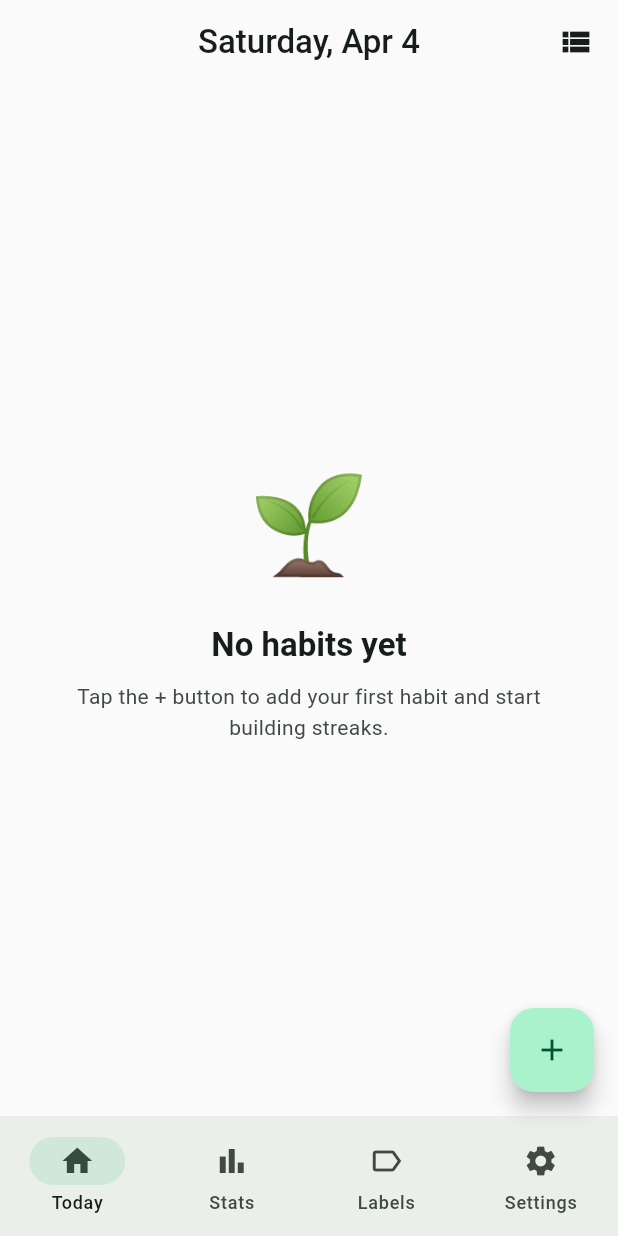
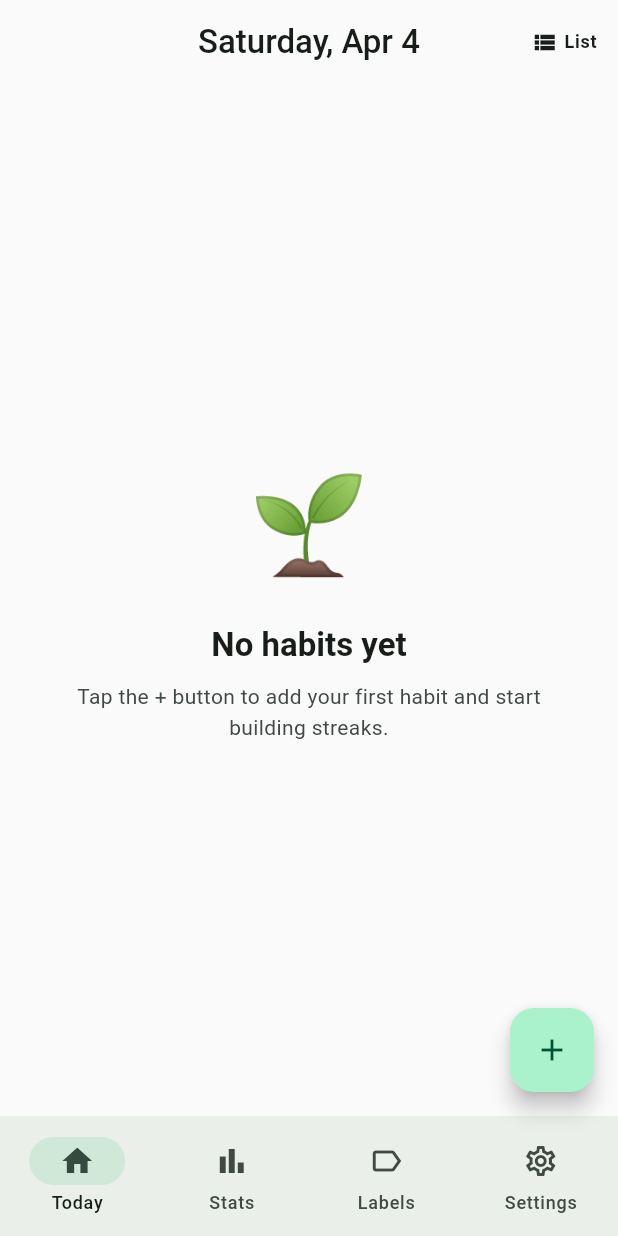
Before and after one commit to aadeshnpn/habitapp, a Flutter app: the HomeScreen screen opened by its route, on a phone screen of 412 x 824 dp. Run offline on Flutter 3.47's test engine with Material 3 defaults, Android fonts, the phone set to English and light mode, and no system bars; our stand-ins replace cloud_firestore, firebase_auth, firebase_core, flutter_local_notifications, flutter_riverpod, go_router and 4 more; accounts and stored records are empty.

Commit message:
fix: add persistent nav bar to all top-level screens; fix layout toggle UX
- Extract shared AppNavBar widget (selectedIcon + go_router navigation)
- Add AppNavBar to Stats (index 1), Labels (index 2), Settings (index 3) —
  previously these screens had no bottom nav so users couldn't switch tabs
- Replace inline NavigationBar in HomeScreen with AppNavBar
- LayoutToggleButton now shows CURRENT layout label ("List"/"Grid"/"Rings")
  next to its icon so the active view is always visible and identifiable;
  tooltip describes where the next tap will navigate

Co-Authored-By: Claude Sonnet 4.6 <noreply@anthropic.com>

```diff
--- a/lib/features/habits/presentation/home_screen.dart
+++ b/lib/features/habits/presentation/home_screen.dart
@@ -14,6 +14,7 @@ import '../domain/layout_preference_provider.dart';
 import 'layouts/card_list_layout.dart';
 import 'layouts/icon_grid_layout.dart';
 import 'layouts/rings_layout.dart';
+import '../../../shared/widgets/app_nav_bar.dart';
 import 'widgets/checkin_bottom_sheet.dart';
 import 'widgets/layout_toggle_button.dart';
 
@@ -317,20 +318,7 @@ class _HomeScreenState extends ConsumerState<HomeScreen> {
         tooltip: 'Add habit',
         child: const Icon(Icons.add),
       ),
-      bottomNavigationBar: NavigationBar(
-        selectedIndex: 0,
-        destinations: const [
-          NavigationDestination(icon: Icon(Icons.home), label: 'Today'),
-          NavigationDestination(icon: Icon(Icons.bar_chart), label: 'Stats'),
-          NavigationDestination(icon: Icon(Icons.label_outline), label: 'Labels'),
-          NavigationDestination(icon: Icon(Icons.settings), label: 'Settings'),
-        ],
-        onDestinationSelected: (i) {
-          if (i == 1) context.go('/stats');
-          if (i == 2) context.go('/labels');
-          if (i == 3) context.go('/settings');
-        },
-      ),
+      bottomNavigationBar: const AppNavBar(currentIndex: 0),
     );
   }
 }
--- a/lib/features/habits/presentation/widgets/layout_toggle_button.dart
+++ b/lib/features/habits/presentation/widgets/layout_toggle_button.dart
@@ -16,8 +16,9 @@ class LayoutToggleButton extends ConsumerWidget {
     }
   }
 
-  static IconData _iconFor(HomeLayout layout) {
-    switch (layout) {
+  // Icon and label describe the NEXT layout (what you'll switch TO).
+  static IconData _iconFor(HomeLayout next) {
+    switch (next) {
       case HomeLayout.cardList:
         return Icons.view_list;
       case HomeLayout.iconGrid:
@@ -27,36 +28,65 @@ class LayoutToggleButton extends ConsumerWidget {
     }
   }
 
-  static String _tooltipFor(HomeLayout layout) {
-    switch (layout) {
+  static String _labelFor(HomeLayout current) {
+    switch (current) {
       case HomeLayout.cardList:
-        return 'Card list view';
+        return 'List';
       case HomeLayout.iconGrid:
-        return 'Icon grid view';
+        return 'Grid';
       case HomeLayout.rings:
-        return 'Rings view';
+        return 'Rings';
+    }
+  }
+
+  static String _tooltipFor(HomeLayout next) {
+    switch (next) {
+      case HomeLayout.cardList:
+        return 'Switch to card list';
+      case HomeLayout.iconGrid:
+        return 'Switch to icon grid';
+      case HomeLayout.rings:
+        return 'Switch to rings view';
     }
   }
 
   @override
   Widget build(BuildContext context, WidgetRef ref) {
     final layoutAsync = ref.watch(layoutPreferenceProvider);
+    final theme = Theme.of(context);
 
     return layoutAsync.when(
-      data: (layout) => IconButton(
-        icon: Icon(_iconFor(layout)),
-        tooltip: _tooltipFor(layout),
-        onPressed: () {
-          final next = _nextLayout(layout);
-          ref.read(layoutPreferenceProvider.notifier).setLayout(next);
-        },
-      ),
-      loading: () => const SizedBox(
-        width: 48,
-        height: 48,
-        child: Center(child: SizedBox(width: 20, height: 20, child: CircularProgressIndicator(strokeWidth: 2))),
-      ),
-      error: (_, __) => const Icon(Icons.view_list),
+      data: (layout) {
+        final next = _nextLayout(layout);
+        return Tooltip(
+          message: _tooltipFor(next),
+          child: InkWell(
+            borderRadius: BorderRadius.circular(20),
+            onTap: () {
+              ref.read(layoutPreferenceProvider.notifier).setLayout(next);
+            },
+            child: Padding(
+              padding: const EdgeInsets.symmetric(horizontal: 10, vertical: 6),
+              child: Row(
+                mainAxisSize: MainAxisSize.min,
+                children: [
+                  Icon(_iconFor(layout), size: 18,
+                      color: theme.colorScheme.onSurface),
+                  const SizedBox(width: 4),
+                  Text(
+                    _labelFor(layout),
+                    style: theme.textTheme.labelMedium?.copyWith(
+                      fontWeight: FontWeight.w600,
+                    ),
+                  ),
+                ],
+              ),
+            ),
+          ),
+        );
+      },
+      loading: () => const SizedBox(width: 48),
+      error: (_, __) => const SizedBox(width: 48),
     );
   }
 }
--- a/lib/features/labels/presentation/labels_screen.dart
+++ b/lib/features/labels/presentation/labels_screen.dart
@@ -2,6 +2,7 @@ import 'package:flutter/material.dart';
 import 'package:flutter_riverpod/flutter_riverpod.dart';
 import 'package:go_router/go_router.dart';
 
+import '../../../shared/widgets/app_nav_bar.dart';
 import '../data/label_model.dart';
 import '../domain/label_providers.dart';
 import '../domain/label_repository.dart';
@@ -25,6 +26,7 @@ class LabelsScreen extends ConsumerWidget {
           ),
         ],
       ),
+      bottomNavigationBar: const AppNavBar(currentIndex: 2),
       body: labelsAsync.when(
         loading: () => const Center(child: CircularProgressIndicator()),
         error: (e, _) => Center(child: Text('Error: $e')),
--- a/lib/features/settings/presentation/settings_screen.dart
+++ b/lib/features/settings/presentation/settings_screen.dart
@@ -3,6 +3,7 @@ import 'package:flutter_riverpod/flutter_riverpod.dart';
 import '../../../features/habits/domain/layout_preference_provider.dart';
 import '../../../shared/theme/app_palette.dart';
 import '../../../shared/theme/theme_provider.dart';
+import '../../../shared/widgets/app_nav_bar.dart';
 import '../../../shared/widgets/freeze_token_display.dart';
 import 'notification_settings_section.dart';
 import 'sync_settings_section.dart';
@@ -24,6 +25,7 @@ class SettingsScreen extends ConsumerWidget {
       appBar: AppBar(
         title: const Text('Settings'),
       ),
+      bottomNavigationBar: const AppNavBar(currentIndex: 3),
       body: ListView(
         padding: const EdgeInsets.only(bottom: 32),
         children: [
--- a/lib/features/stats/presentation/stats_screen.dart
+++ b/lib/features/stats/presentation/stats_screen.dart
@@ -3,6 +3,7 @@ import 'package:flutter_riverpod/flutter_riverpod.dart';
 import 'package:go_router/go_router.dart';
 
 import '../../../shared/theme/app_colors.dart';
+import '../../../shared/widgets/app_nav_bar.dart';
 import '../../habits/data/habit_model.dart';
 import '../../habits/domain/habit_providers.dart';
 import '../domain/stats_providers.dart';
@@ -25,6 +26,7 @@ class StatsScreen extends ConsumerWidget {
         centerTitle: false,
         elevation: 0,
       ),
+      bottomNavigationBar: const AppNavBar(currentIndex: 1),
       body: RefreshIndicator(
         onRefresh: () async {
           ref.invalidate(overallCompletionRateProvider);
--- /dev/null
+++ b/lib/shared/widgets/app_nav_bar.dart
@@ -0,0 +1,52 @@
+import 'package:flutter/material.dart';
+import 'package:go_router/go_router.dart';
+
+/// Shared bottom navigation bar used on all top-level screens.
+/// [currentIndex]: 0=Today, 1=Stats, 2=Labels, 3=Settings
+class AppNavBar extends StatelessWidget {
+  final int currentIndex;
+
+  const AppNavBar({super.key, required this.currentIndex});
+
+  @override
+  Widget build(BuildContext context) {
+    return NavigationBar(
+      selectedIndex: currentIndex,
+      destinations: const [
+        NavigationDestination(
+          icon: Icon(Icons.home_outlined),
+          selectedIcon: Icon(Icons.home),
+          label: 'Today',
+        ),
+        NavigationDestination(
+          icon: Icon(Icons.bar_chart_outlined),
+          selectedIcon: Icon(Icons.bar_chart),
+          label: 'Stats',
+        ),
+        NavigationDestination(
+          icon: Icon(Icons.label_outline),
+          selectedIcon: Icon(Icons.label),
+          label: 'Labels',
+        ),
+        NavigationDestination(
+          icon: Icon(Icons.settings_outlined),
+          selectedIcon: Icon(Icons.settings),
+          label: 'Settings',
+        ),
+      ],
+      onDestinationSelected: (i) {
+        if (i == currentIndex) return; // already here
+        switch (i) {
+          case 0:
+            context.go('/home');
+          case 1:
+            context.go('/stats');
+          case 2:
+            context.go('/labels');
+          case 3:
+            context.go('/settings');
+        }
+      },
+    );
+  }
+}
```
